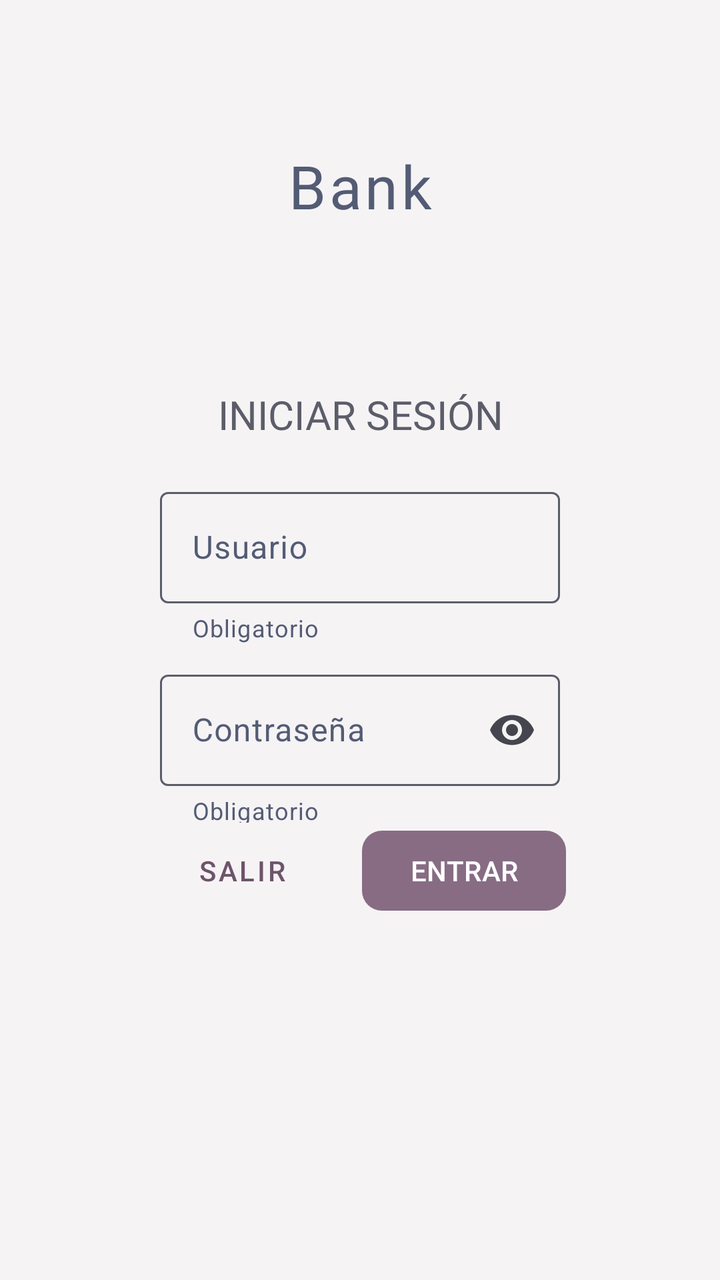
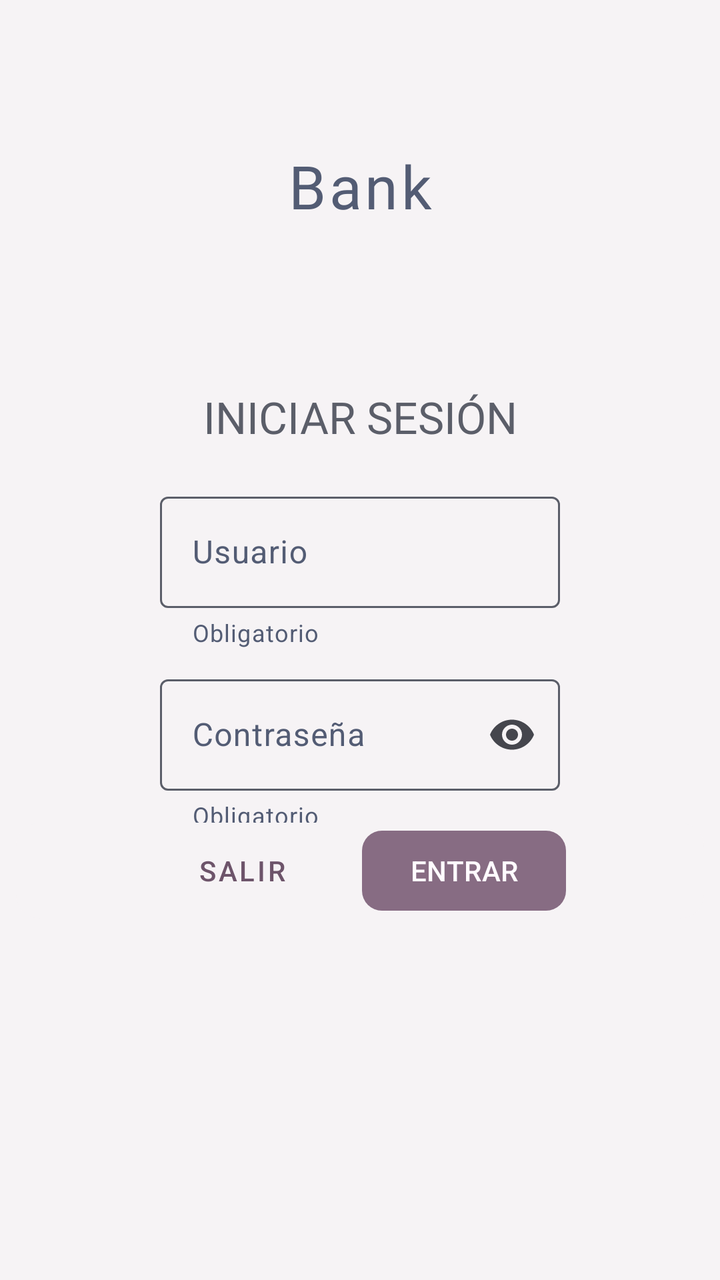

Before-and-after screenshots of an Android layout around one commit, followed by the original layout XML and the change that was made.
<!-- AndroidManifest.xml: application theme AppTheme -->
<!-- res/layout/activity_login.xml -->
<?xml version="1.0" encoding="utf-8"?>
<androidx.constraintlayout.widget.ConstraintLayout
    xmlns:android="http://schemas.android.com/apk/res/android"
    xmlns:app="http://schemas.android.com/apk/res-auto"
    android:layout_width="match_parent"
    android:layout_height="match_parent"
    android:background="?attr/colorSurfaceContainerLow">

    <androidx.constraintlayout.widget.Guideline
        android:id="@+id/horizontalGuideline1"
        android:layout_width="wrap_content"
        android:layout_height="wrap_content"
        android:orientation="horizontal"
        app:layout_constraintGuide_percent="0.29" />

    <androidx.constraintlayout.widget.Guideline
        android:id="@+id/horizontalGuideline2"
        android:layout_width="wrap_content"
        android:layout_height="wrap_content"
        android:orientation="horizontal"
        app:layout_constraintGuide_percent="0.63" />

    
    <com.google.android.material.card.MaterialCardView
        android:id="@+id/bankNameCard"
        android:layout_width="0dp"
        android:layout_height="wrap_content"
        android:layout_margin="8dp"
        app:strokeWidth="0dp"
        app:cardElevation="0dp"
        app:cardBackgroundColor="@android:color/transparent"
        app:layout_constraintTop_toTopOf="parent"
        app:layout_constraintBottom_toTopOf="@id/horizontalGuideline1"
        app:layout_constraintStart_toStartOf="parent"
        app:layout_constraintEnd_toEndOf="parent">

        <androidx.constraintlayout.widget.ConstraintLayout
            android:layout_width="match_parent"
            android:layout_height="wrap_content"
            android:padding="12dp">

            <TextView
                android:layout_width="0dp"
                android:layout_height="wrap_content"
                android:text="@string/bankName"
                android:fontFamily="@font/rocksalt_regular"
                android:letterSpacing="0.05"
                android:textAlignment="center"
                android:textColor="?attr/colorPrimary"
                android:textSize="@dimen/nameBankSize"
                app:layout_constraintTop_toTopOf="parent"
                app:layout_constraintStart_toStartOf="parent"
                app:layout_constraintEnd_toEndOf="parent" />
        </androidx.constraintlayout.widget.ConstraintLayout>
    </com.google.android.material.card.MaterialCardView>

    
    <com.google.android.material.card.MaterialCardView
        android:id="@+id/login"
        android:layout_width="0dp"
        android:layout_height="wrap_content"
        android:layout_margin="8dp"
        app:strokeWidth="0dp"
        app:cardElevation="0dp"
        app:cardBackgroundColor="@android:color/transparent"
        app:layout_constraintTop_toBottomOf="@id/horizontalGuideline1"
        app:layout_constraintStart_toStartOf="parent"
        app:layout_constraintEnd_toEndOf="parent">

        <androidx.constraintlayout.widget.ConstraintLayout
            android:layout_width="match_parent"
            android:layout_height="wrap_content">

            <TextView
                android:id="@+id/loginTitle"
                android:layout_width="0dp"
                android:layout_height="wrap_content"
                android:paddingBottom="10dp"
                android:text="@string/login"
                android:fontFamily="@font/sora_semibold"
                android:textAlignment="center"
                android:textColor="?attr/colorSecondary"
                android:textSize="@dimen/title"
                app:layout_constraintTop_toTopOf="parent"
                app:layout_constraintStart_toStartOf="parent"
                app:layout_constraintEnd_toEndOf="parent" />

            
            <com.google.android.material.textfield.TextInputLayout
                android:id="@+id/userNameLayout"
                android:layout_width="@dimen/input"
                android:layout_height="wrap_content"
                android:layout_marginTop="10dp"
                android:layout_marginBottom="10dp"
                android:hint="@string/user"
                app:hintTextColor="?attr/colorPrimary"
                android:textColorHint="?attr/colorPrimary"
                app:boxStrokeColor="@color/input_stroke"
                app:helperText="@string/required"
                app:helperTextTextColor="?attr/colorPrimary"
                app:errorTextColor="?attr/colorError"
                app:layout_constraintTop_toBottomOf="@id/loginTitle"
                app:layout_constraintStart_toStartOf="parent"
                app:layout_constraintEnd_toEndOf="parent">

                <com.google.android.material.textfield.TextInputEditText
                    android:id="@+id/userNameInput"
                    android:layout_width="match_parent"
                    android:layout_height="wrap_content"
                    android:inputType="textCapCharacters|textNoSuggestions"
                    android:maxLength="9"
                    android:textColor="?attr/colorOnSurface"/>

            </com.google.android.material.textfield.TextInputLayout>

            
            <com.google.android.material.textfield.TextInputLayout
                android:id="@+id/passwordLayout"
                android:layout_width="@dimen/input"
                android:layout_height="wrap_content"
                android:layout_marginTop="10dp"
                android:layout_marginBottom="10dp"
                android:hint="@string/pass"
                app:hintTextColor="?attr/colorPrimary"
                android:textColorHint="?attr/colorPrimary"
                app:boxStrokeColor="@color/input_stroke"
                app:helperText="@string/required"
                app:helperTextTextColor="?attr/colorPrimary"
                app:errorTextColor="?attr/colorError"
                app:endIconMode="password_toggle"
                app:layout_constraintTop_toBottomOf="@id/userNameLayout"
                app:layout_constraintStart_toStartOf="parent"
                app:layout_constraintEnd_toEndOf="parent">

                <com.google.android.material.textfield.TextInputEditText
                    android:id="@+id/passwordInput"
                    android:layout_width="match_parent"
                    android:layout_height="wrap_content"
                    android:inputType="numberPassword"
                    android:maxLength="4"
                    android:textColor="?attr/colorOnSurface"/>

            </com.google.android.material.textfield.TextInputLayout>
        </androidx.constraintlayout.widget.ConstraintLayout>
    </com.google.android.material.card.MaterialCardView>

    
    <com.google.android.material.card.MaterialCardView
        android:id="@+id/buttonsCard"
        android:layout_width="0dp"
        android:layout_height="wrap_content"
        android:layout_margin="8dp"
        app:strokeWidth="0dp"
        app:cardElevation="0dp"
        app:cardBackgroundColor="@android:color/transparent"
        app:layout_constraintTop_toBottomOf="@id/horizontalGuideline2"
        app:layout_constraintStart_toStartOf="parent"
        app:layout_constraintEnd_toEndOf="parent">

        <androidx.constraintlayout.widget.ConstraintLayout
            android:layout_width="match_parent"
            android:layout_height="wrap_content"
            android:background="?attr/colorSurfaceContainerLow">

            
            <com.google.android.material.button.MaterialButton
                android:id="@+id/signOutButton"
                android:layout_width="wrap_content"
                android:layout_height="wrap_content"
                android:text="@string/signOut"
                android:layout_marginEnd="8dp"
                app:layout_constraintHorizontal_chainStyle="packed"
                app:layout_constraintTop_toTopOf="parent"
                app:layout_constraintStart_toStartOf="parent"
                app:layout_constraintEnd_toStartOf="@id/logInButton"
                style="@style/Widget.MaterialComponents.Button.TextButton"
                android:textColor="?attr/colorTertiary"/>

            
            <com.google.android.material.button.MaterialButton
                android:id="@+id/logInButton"
                android:layout_width="wrap_content"
                android:layout_height="wrap_content"
                android:text="@string/enter"
                android:layout_marginStart="8dp"
                app:cornerRadius="@dimen/butCornerRadius"
                app:backgroundTint="?attr/colorTertiaryContainer"
                android:textColor="?attr/colorOnTertiary"
                app:layout_constraintTop_toTopOf="parent"
                app:layout_constraintStart_toEndOf="@+id/signOutButton"
                app:layout_constraintEnd_toEndOf="parent"
                />

        </androidx.constraintlayout.widget.ConstraintLayout>
    </com.google.android.material.card.MaterialCardView>
</androidx.constraintlayout.widget.ConstraintLayout>
<!-- resources referenced by this layout -->
<resources>
  <dimen name="butCornerRadius">10dp</dimen>
  <dimen name="input">200dp</dimen>
  <dimen name="nameBankSize">30sp</dimen>
  <dimen name="title">20sp</dimen>
  <string name="bankName" translatable="false">Bank</string>
  <string name="enter">ENTRAR</string>
  <string name="login">INICIAR SESIÓN</string>
  <string name="pass">Contraseña</string>
  <string name="required">Obligatorio</string>
  <string name="signOut">Salir</string>
  <string name="user">Usuario</string>
  <color name="md_theme_primary">#535C74</color>
  <color name="md_theme_onPrimary">#FFFFFF</color>
  <color name="md_theme_primaryContainer">#6B748E</color>
  <color name="md_theme_onPrimaryContainer">#FEFCFF</color>
  <color name="md_theme_secondary">#5B5E69</color>
  <color name="md_theme_onSecondary">#FFFFFF</color>
  <color name="md_theme_secondaryContainer">#E0E2EF</color>
  <color name="md_theme_onSecondaryContainer">#61646F</color>
  <color name="md_theme_tertiary">#6D546A</color>
  <color name="md_theme_onTertiary">#FFFFFF</color>
  <color name="md_theme_tertiaryContainer">#876C83</color>
  <color name="md_theme_onTertiaryContainer">#FFFBFF</color>
  <color name="md_theme_error">#9E1531</color>
  <color name="md_theme_onError">#FFFFFF</color>
  <color name="md_theme_errorContainer">#C03147</color>
  <color name="md_theme_onErrorContainer">#FFE1E2</color>
  <color name="md_theme_background">#FBF8FB</color>
  <color name="md_theme_onBackground">#1B1B1D</color>
  <color name="md_theme_surface">#FBF8FB</color>
  <color name="md_theme_onSurface">#1B1B1D</color>
  <color name="md_theme_surfaceVariant">#E2E2EA</color>
  <color name="md_theme_onSurfaceVariant">#45464D</color>
  <color name="md_theme_outline">#76777D</color>
  <color name="md_theme_outlineVariant">#C6C6CD</color>
  <color name="md_theme_inverseSurface">#303032</color>
  <color name="md_theme_inverseOnSurface">#F3F0F2</color>
  <color name="md_theme_inversePrimary">#BDC6E2</color>
  <color name="md_theme_primaryFixed">#D9E2FF</color>
  <color name="md_theme_onPrimaryFixed">#121B30</color>
  <color name="md_theme_primaryFixedDim">#BDC6E2</color>
  <color name="md_theme_onPrimaryFixedVariant">#3D465E</color>
  <color name="md_theme_secondaryFixed">#E0E2EF</color>
  <color name="md_theme_onSecondaryFixed">#181B24</color>
  <color name="md_theme_secondaryFixedDim">#C4C6D2</color>
  <color name="md_theme_onSecondaryFixedVariant">#434651</color>
  <color name="md_theme_tertiaryFixed">#FAD9F3</color>
  <color name="md_theme_onTertiaryFixed">#281527</color>
  <color name="md_theme_tertiaryFixedDim">#DDBDD6</color>
  <color name="md_theme_onTertiaryFixedVariant">#573F54</color>
  <color name="md_theme_surfaceDim">#DCD9DB</color>
  <color name="md_theme_surfaceBright">#FBF8FB</color>
  <color name="md_theme_surfaceContainerLowest">#FFFFFF</color>
  <color name="md_theme_surfaceContainerLow">#F6F3F5</color>
  <color name="md_theme_surfaceContainer">#F0EDEF</color>
  <color name="md_theme_surfaceContainerHigh">#EAE7E9</color>
  <color name="md_theme_surfaceContainerHighest">#E4E2E4</color>
  <!-- unchanged entries left out for length: 1 -->
</resources>

<!-- the commit's change to res/layout/activity_login.xml (unified diff, before → after) -->
@@ -25,7 +25,7 @@
         android:id="@+id/bankNameCard"
         android:layout_width="0dp"
         android:layout_height="wrap_content"
-        android:layout_margin="8dp"
+        android:layout_margin="@dimen/basicSpace"
         app:strokeWidth="0dp"
         app:cardElevation="0dp"
         app:cardBackgroundColor="@android:color/transparent"
@@ -59,7 +59,7 @@
         android:id="@+id/login"
         android:layout_width="0dp"
         android:layout_height="wrap_content"
-        android:layout_margin="8dp"
+        android:layout_margin="@dimen/basicSpace"
         app:strokeWidth="0dp"
         app:cardElevation="0dp"
         app:cardBackgroundColor="@android:color/transparent"
@@ -149,7 +149,7 @@
         android:id="@+id/buttonsCard"
         android:layout_width="0dp"
         android:layout_height="wrap_content"
-        android:layout_margin="8dp"
+        android:layout_margin="@dimen/basicSpace"
         app:strokeWidth="0dp"
         app:cardElevation="0dp"
         app:cardBackgroundColor="@android:color/transparent"
@@ -168,7 +168,7 @@
                 android:layout_width="wrap_content"
                 android:layout_height="wrap_content"
                 android:text="@string/signOut"
-                android:layout_marginEnd="8dp"
+                android:layout_marginEnd="@dimen/basicSpace"
                 app:layout_constraintHorizontal_chainStyle="packed"
                 app:layout_constraintTop_toTopOf="parent"
                 app:layout_constraintStart_toStartOf="parent"
@@ -182,10 +182,10 @@
                 android:layout_width="wrap_content"
                 android:layout_height="wrap_content"
                 android:text="@string/enter"
-                android:layout_marginStart="8dp"
+                android:layout_marginStart="@dimen/basicSpace"
                 app:cornerRadius="@dimen/butCornerRadius"
                 app:backgroundTint="?attr/colorTertiaryContainer"
-                android:textColor="?attr/colorOnTertiary"
+                android:textColor="?attr/colorOnTertiaryContainer"
                 app:layout_constraintTop_toTopOf="parent"
                 app:layout_constraintStart_toEndOf="@+id/signOutButton"
                 app:layout_constraintEnd_toEndOf="parent"
<!-- resource entries referenced after the edit -->
@@ -1,9 +1,10 @@
 <!-- resources referenced by this layout -->
 <resources>
+  <dimen name="basicSpace">8dp</dimen>
   <dimen name="butCornerRadius">10dp</dimen>
   <dimen name="input">200dp</dimen>
   <dimen name="nameBankSize">30sp</dimen>
-  <dimen name="title">20sp</dimen>
+  <dimen name="title">22sp</dimen>
   <string name="bankName" translatable="false">Bank</string>
   <string name="enter">ENTRAR</string>
   <string name="login">INICIAR SESIÓN</string>
